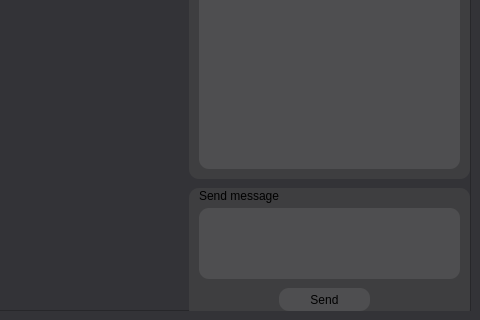
Qt form client/main_window_qt_file.ui (Connor-Blackler/chess) before a commit; both pictures show x 580 to 1060 and y 501 to 821 of the 1060 by 821 pixel window.
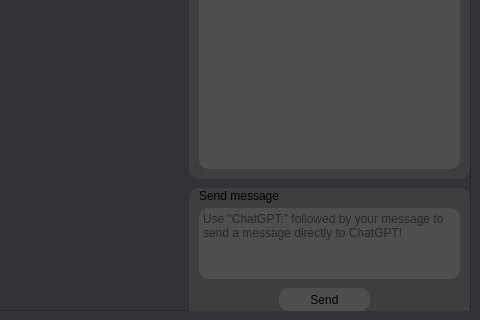
The same form after that commit.

Commit message: [#9] {t:30} {chess:main} adding chatGPT as a constant user, users can message it directly using ChatGPT: and have a long conversation with him

The edit to the form file:
```diff
--- a/client/main_window_qt_file.ui
+++ b/client/main_window_qt_file.ui
@@ -604,6 +604,9 @@
         <property name="styleSheet">
          <string notr="true">background-color: rgb(78, 78, 80)</string>
         </property>
+        <property name="placeholderText">
+         <string>Use &quot;ChatGPT:&quot; followed by your message to send a message directly to ChatGPT!</string>
+        </property>
        </widget>
        <widget class="QPushButton" name="send_message_btn">
         <property name="geometry">
```
The commit also changes 4 other files.
